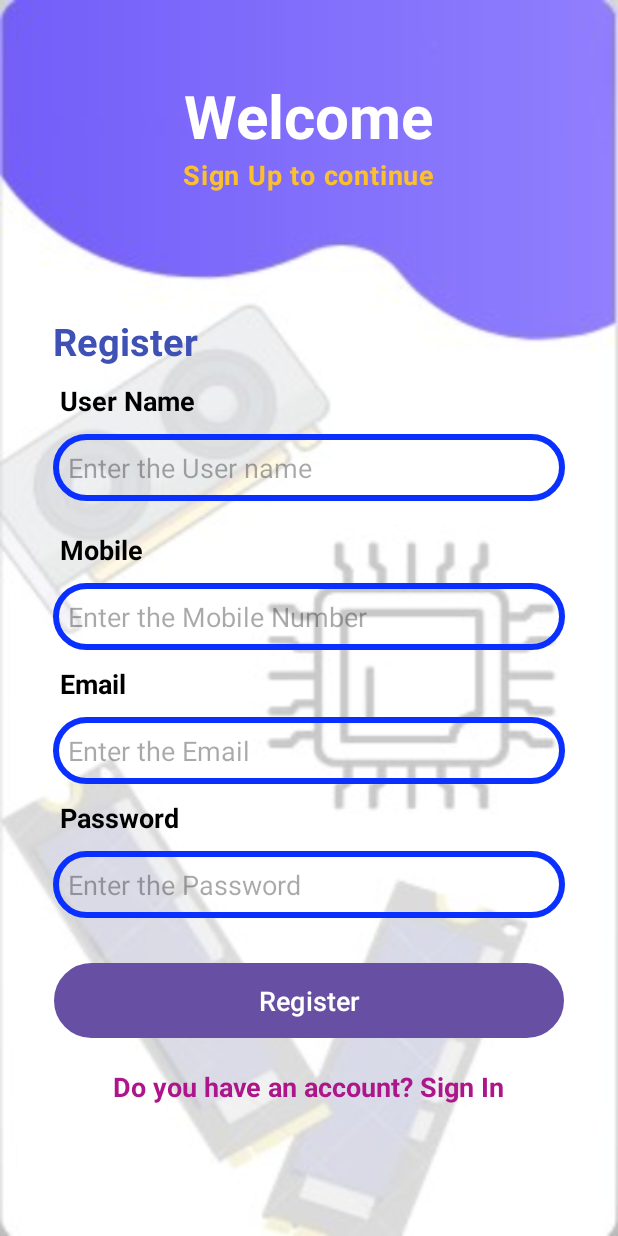
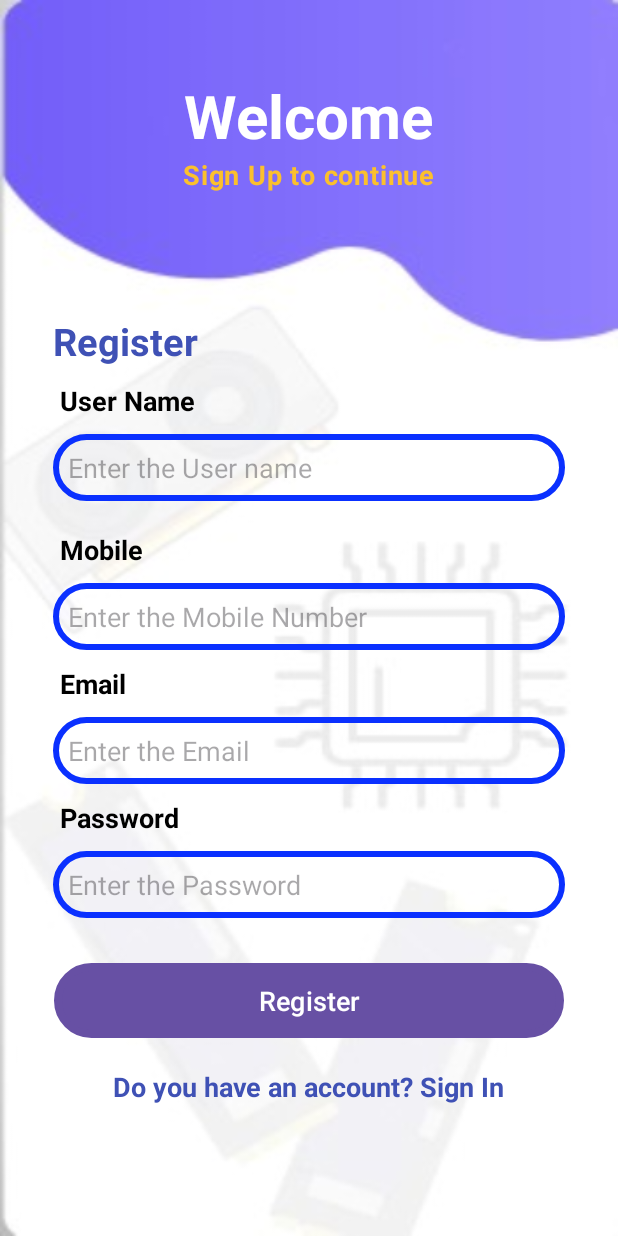
Before and after one commit to sanat-k1/Expert_System, an Android app: the register screen opened directly, with no data from a screen before it, on a phone screen of 412 x 824 dp. Run offline under Robolectric (Android 15) with nearby library versions, the phone set to English and light mode, and no system bars.

Commit message:
changes in the background of login and register

```diff
--- a/app/src/main/res/layout/activity_register.xml
+++ b/app/src/main/res/layout/activity_register.xml
@@ -144,7 +144,7 @@
         android:layout_height="wrap_content"
         android:text="Do you have an account? Sign In"
         android:textSize="18dp"
-        android:textColor="#ad168b"
+        android:textColor="#3F51B5"
         android:textStyle="bold"
         android:layout_gravity="center"
         android:layout_marginTop="20dp"/>
```
Also changed, not shown: app/src/main/res/drawable/background.jpg.
